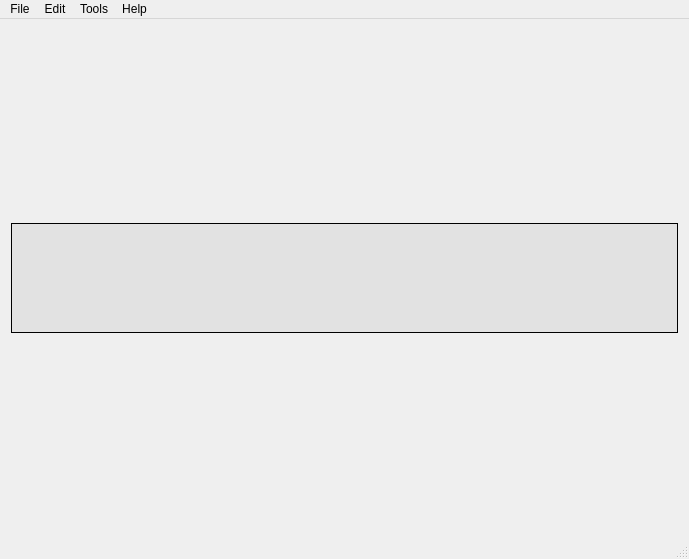
Old version of the form sources/mainwindow.ui in the repository jose94752/ClipEdit.
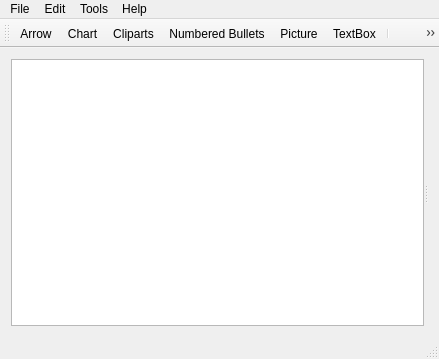
New version of the form. Icons and pictures are not drawn. Custom widgets are drawn as their Qt base class.

Patch:
```diff
--- a/sources/mainwindow.ui
+++ b/sources/mainwindow.ui
@@ -6,8 +6,8 @@
    <rect>
     <x>0</x>
     <y>0</y>
-    <width>689</width>
-    <height>559</height>
+    <width>439</width>
+    <height>359</height>
    </rect>
   </property>
   <property name="windowTitle">
@@ -16,229 +16,31 @@
   <widget class="QWidget" name="centralWidget">
    <layout class="QVBoxLayout" name="centralLayout">
     <item>
-     <widget class="QFrame" name="main_menu">
-      <property name="sizePolicy">
-       <sizepolicy hsizetype="Preferred" vsizetype="Fixed">
-        <horstretch>0</horstretch>
-        <verstretch>0</verstretch>
-       </sizepolicy>
+     <widget class="QSplitter" name="splitter">
+      <property name="orientation">
+       <enum>Qt::Horizontal</enum>
       </property>
-      <property name="minimumSize">
-       <size>
-        <width>0</width>
-        <height>110</height>
-       </size>
-      </property>
-      <property name="maximumSize">
-       <size>
-        <width>16777215</width>
-        <height>110</height>
-       </size>
-      </property>
-      <property name="styleSheet">
-       <string notr="true">border-color:#d2d2d2;background-color:#E2E2E2;</string>
-      </property>
-      <property name="frameShape">
-       <enum>QFrame::Box</enum>
-      </property>
-      <property name="frameShadow">
-       <enum>QFrame::Plain</enum>
-      </property>
-      <layout class="QVBoxLayout" name="menu_layout">
-       <property name="spacing">
-        <number>0</number>
+      <widget class="QGraphicsView" name="graphicsView">
+       <property name="minimumSize">
+        <size>
+         <width>400</width>
+         <height>0</height>
+        </size>
        </property>
-       <property name="leftMargin">
-        <number>12</number>
-       </property>
-       <property name="topMargin">
-        <number>8</number>
-       </property>
-       <property name="rightMargin">
-        <number>12</number>
-       </property>
-       <property name="bottomMargin">
-        <number>8</number>
-       </property>
-       <item>
-        <widget class="QWidget" name="inner_main_menu" native="true">
-         <layout class="QHBoxLayout" name="horizontalLayout">
-          <property name="leftMargin">
-           <number>0</number>
-          </property>
-          <property name="topMargin">
-           <number>0</number>
-          </property>
-          <property name="rightMargin">
-           <number>0</number>
-          </property>
-          <property name="bottomMargin">
-           <number>0</number>
-          </property>
-          <item>
-           <widget class="One_Menu_Button" name="button_arrow" native="true"/>
-          </item>
-          <item>
-           <spacer name="menu_spacer01">
-            <property name="orientation">
-             <enum>Qt::Horizontal</enum>
-            </property>
-            <property name="sizeType">
-             <enum>QSizePolicy::Fixed</enum>
-            </property>
-            <property name="sizeHint" stdset="0">
-             <size>
-              <width>8</width>
-              <height>20</height>
-             </size>
-            </property>
-           </spacer>
-          </item>
-          <item>
-           <widget class="One_Menu_Button" name="button_chart" native="true"/>
-          </item>
-          <item>
-           <spacer name="menu_spacer02">
-            <property name="orientation">
-             <enum>Qt::Horizontal</enum>
-            </property>
-            <property name="sizeType">
-             <enum>QSizePolicy::Fixed</enum>
-            </property>
-            <property name="sizeHint" stdset="0">
-             <size>
-              <width>8</width>
-              <height>20</height>
-             </size>
-            </property>
-           </spacer>
-          </item>
-          <item>
-           <widget class="One_Menu_Button" name="button_bullet" native="true"/>
-          </item>
-          <item>
-           <spacer name="menu_spacer03">
-            <property name="orientation">
-             <enum>Qt::Horizontal</enum>
-            </property>
-            <property name="sizeType">
-             <enum>QSizePolicy::Fixed</enum>
-            </property>
-            <property name="sizeHint" stdset="0">
-             <size>
-              <width>8</width>
-              <height>20</height>
-             </size>
-            </property>
-           </spacer>
-          </item>
-          <item>
-           <widget class="One_Menu_Button" name="button_clipart" native="true"/>
-          </item>
-          <item>
-           <spacer name="menu_spacer04">
-            <property name="orientation">
-             <enum>Qt::Horizontal</enum>
-            </property>
-            <property name="sizeType">
-             <enum>QSizePolicy::Fixed</enum>
-            </property>
-            <property name="sizeHint" stdset="0">
-             <size>
-              <width>8</width>
-              <height>20</height>
-             </size>
-            </property>
-           </spacer>
-          </item>
-          <item>
-           <widget class="One_Menu_Button" name="button_picture" native="true"/>
-          </item>
-          <item>
-           <spacer name="menu_spacer05">
-            <property name="orientation">
-             <enum>Qt::Horizontal</enum>
-            </property>
-            <property name="sizeType">
-             <enum>QSizePolicy::Fixed</enum>
-            </property>
-            <property name="sizeHint" stdset="0">
-             <size>
-              <width>8</width>
-              <height>20</height>
-             </size>
-            </property>
-           </spacer>
-          </item>
-          <item>
-           <widget class="One_Menu_Button" name="button_textbox" native="true"/>
-          </item>
-          <item>
-           <spacer name="menu_spacer06">
-            <property name="orientation">
-             <enum>Qt::Horizontal</enum>
-            </property>
-            <property name="sizeType">
-             <enum>QSizePolicy::Fixed</enum>
-            </property>
-            <property name="sizeHint" stdset="0">
-             <size>
-              <width>8</width>
-              <height>20</height>
-             </size>
-            </property>
-           </spacer>
-          </item>
-          <item>
-           <widget class="One_Menu_Button" name="button_screenshot" native="true"/>
-          </item>
-          <item>
-           <spacer name="menu_spacer07">
-            <property name="orientation">
-             <enum>Qt::Horizontal</enum>
-            </property>
-            <property name="sizeType">
-             <enum>QSizePolicy::Fixed</enum>
-            </property>
-            <property name="sizeHint" stdset="0">
-             <size>
-              <width>8</width>
-              <height>20</height>
-             </size>
-            </property>
-           </spacer>
-          </item>
-          <item>
-           <widget class="One_Menu_Button" name="button_layers" native="true"/>
-          </item>
-          <item>
-           <spacer name="menu_spacer08">
-            <property name="orientation">
-             <enum>Qt::Horizontal</enum>
-            </property>
-            <property name="sizeHint" stdset="0">
-             <size>
-              <width>40</width>
-              <height>20</height>
-             </size>
-            </property>
-           </spacer>
-          </item>
-         </layout>
-        </widget>
-       </item>
-      </layout>
+      </widget>
+      <widget class="QStackedWidget" name="stackedWidgetForms"/>
      </widget>
     </item>
    </layout>
   </widget>
+  <widget class="QStatusBar" name="statusBar"/>
   <widget class="QMenuBar" name="menuBar">
    <property name="geometry">
     <rect>
      <x>0</x>
      <y>0</y>
-     <width>689</width>
-     <height>26</height>
+     <width>439</width>
+     <height>22</height>
     </rect>
    </property>
    <widget class="QMenu" name="menufile">
@@ -288,7 +90,27 @@
    <addaction name="menuTools"/>
    <addaction name="menuHelp"/>
   </widget>
-  <widget class="QStatusBar" name="statusBar"/>
+  <widget class="QToolBar" name="toolBar">
+   <property name="windowTitle">
+    <string>toolBar</string>
+   </property>
+   <attribute name="toolBarArea">
+    <enum>TopToolBarArea</enum>
+   </attribute>
+   <attribute name="toolBarBreak">
+    <bool>false</bool>
+   </attribute>
+   <addaction name="actionArrow"/>
+   <addaction name="actionChart"/>
+   <addaction name="actionClipart"/>
+   <addaction name="actionNumberedBullets"/>
+   <addaction name="actionPicture"/>
+   <addaction name="actionTextBox"/>
+   <addaction name="separator"/>
+   <addaction name="actionScreenshot"/>
+   <addaction name="separator"/>
+   <addaction name="actionLayers"/>
+  </widget>
   <action name="actionSave">
    <property name="text">
     <string>Save</string>
@@ -436,14 +258,6 @@
   </action>
  </widget>
  <layoutdefault spacing="6" margin="11"/>
- <customwidgets>
-  <customwidget>
-   <class>One_Menu_Button</class>
-   <extends>QWidget</extends>
-   <header>Components/one_menu_button.h</header>
-   <container>1</container>
-  </customwidget>
- </customwidgets>
  <resources>
   <include location="resources/resources.qrc"/>
  </resources>
```
Left out of the diff: 6 changed lines with no effect on the pictures.
